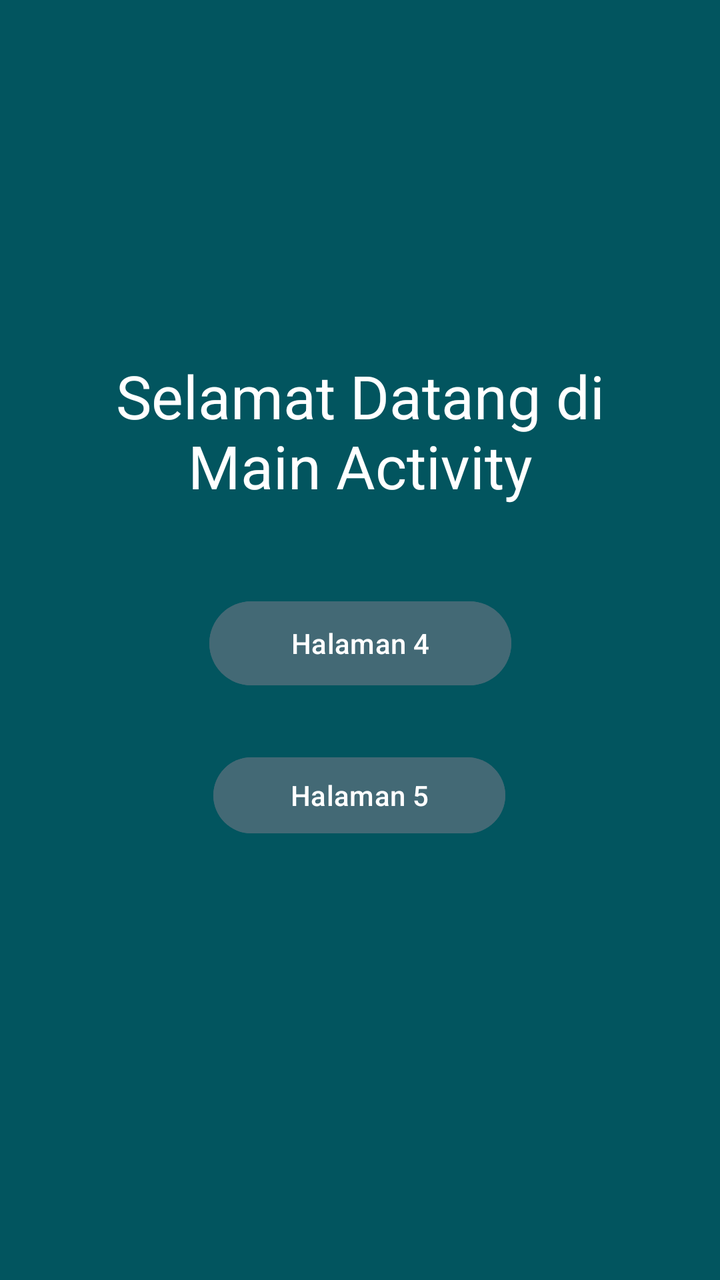
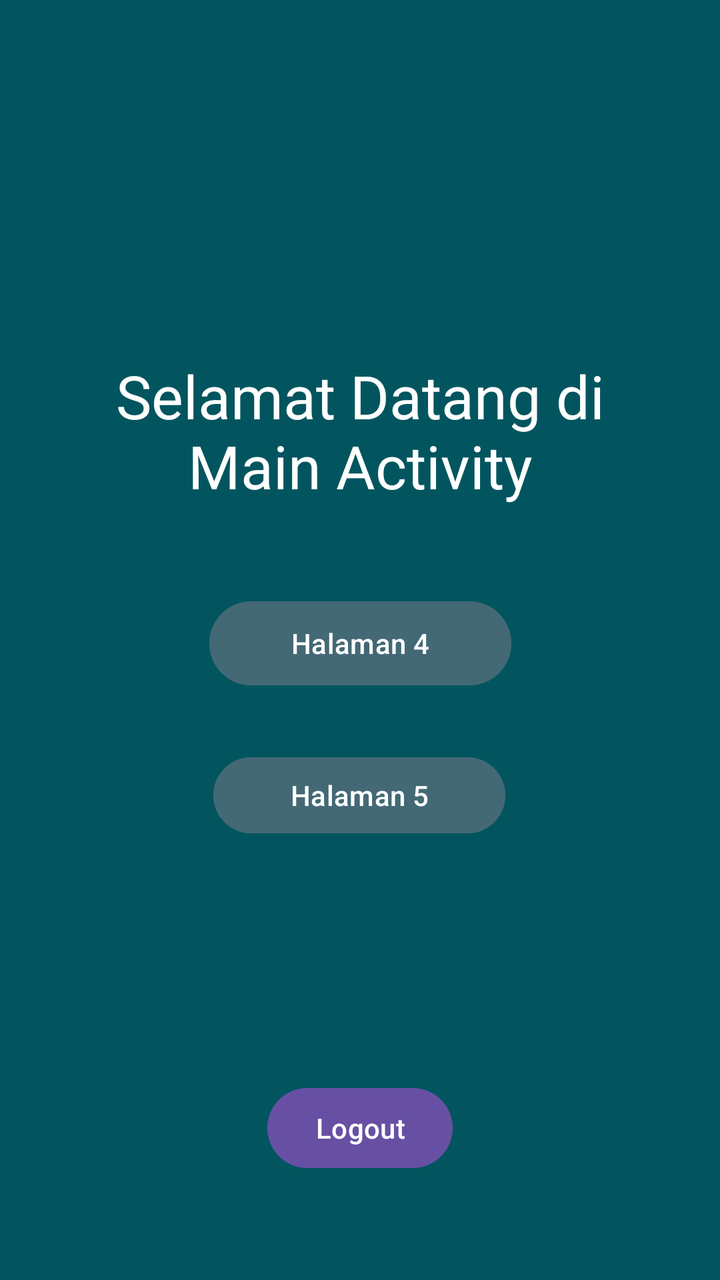

Before-and-after screenshots of an Android layout around one commit, followed by the original layout XML and the change that was made.
<!-- AndroidManifest.xml: application theme Theme.TIFDimas -->
<!-- res/layout/activity_main.xml -->
<?xml version="1.0" encoding="utf-8"?>
<androidx.constraintlayout.widget.ConstraintLayout xmlns:android="http://schemas.android.com/apk/res/android"
    xmlns:app="http://schemas.android.com/apk/res-auto"
    xmlns:tools="http://schemas.android.com/tools"
    android:id="@+id/main"
    android:layout_width="match_parent"
    android:layout_height="match_parent"
    android:background="#02555F"
    tools:context=".MainActivity">

    <TextView
        android:id="@+id/textView5"
        android:layout_width="287dp"
        android:layout_height="83dp"
        android:fontFamily="sans-serif"
        android:text="Selamat Datang di Main Activity"
        android:textAlignment="center"
        android:textColor="@color/white"
        android:textSize="30dp"
        app:layout_constraintBottom_toBottomOf="parent"
        app:layout_constraintEnd_toEndOf="parent"
        app:layout_constraintStart_toStartOf="parent"
        app:layout_constraintTop_toTopOf="parent"
        app:layout_constraintVertical_bias="0.319" />

    <Button
        android:id="@+id/btn"
        android:layout_width="151dp"
        android:layout_height="50dp"
        android:layout_marginTop="36dp"
        android:text="Halaman 4"
        android:backgroundTint="@color/button_color"
        app:layout_constraintEnd_toEndOf="parent"
        app:layout_constraintStart_toStartOf="parent"
        app:layout_constraintTop_toBottomOf="@+id/textView5" />

    <Button
        android:id="@+id/btntofifth"
        android:layout_width="146dp"
        android:layout_height="46dp"
        android:layout_marginTop="28dp"
        android:text="Halaman 5"
        android:backgroundTint="@color/button_color"
        app:layout_constraintEnd_toEndOf="parent"
        app:layout_constraintHorizontal_bias="0.498"
        app:layout_constraintStart_toStartOf="parent"
        app:layout_constraintTop_toBottomOf="@+id/btn" />

</androidx.constraintlayout.widget.ConstraintLayout>
<!-- resources referenced by this layout -->
<resources>
  <color name="button_color">#436975</color>
  <color name="white">#FFFFFFFF</color>
  <style name="Theme.TIFDimas" parent="Base.Theme.TIFDimas" />
  <style name="Base.Theme.TIFDimas" parent="Theme.Material3.DayNight.NoActionBar">
          
          
      </style>
</resources>

<!-- the commit's change to res/layout/activity_main.xml (unified diff, before → after) -->
@@ -46,4 +46,14 @@
         app:layout_constraintStart_toStartOf="parent"
         app:layout_constraintTop_toBottomOf="@+id/btn" />
 
+    <Button
+        android:id="@+id/btnLogout"
+        android:layout_width="wrap_content"
+        android:layout_height="wrap_content"
+        android:layout_marginBottom="52dp"
+        android:text="Logout"
+        app:layout_constraintBottom_toBottomOf="parent"
+        app:layout_constraintEnd_toEndOf="parent"
+        app:layout_constraintStart_toStartOf="parent" />
+
 </androidx.constraintlayout.widget.ConstraintLayout>
